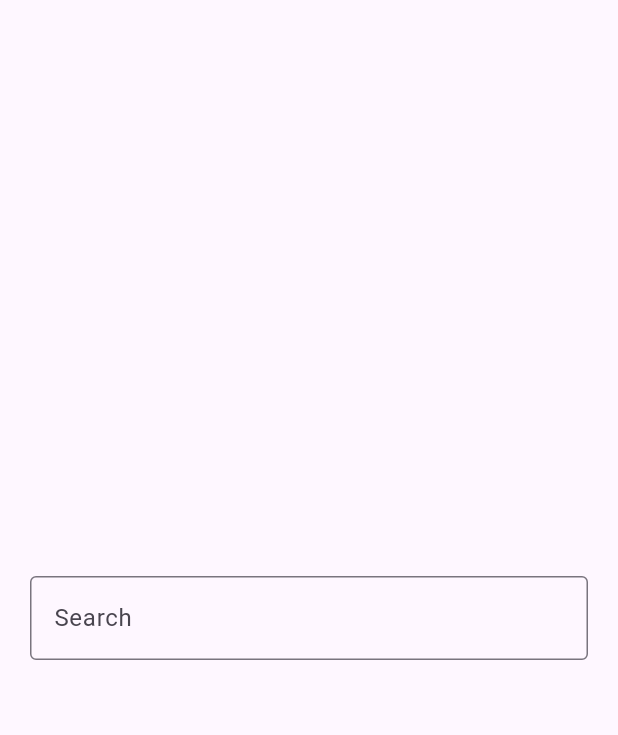
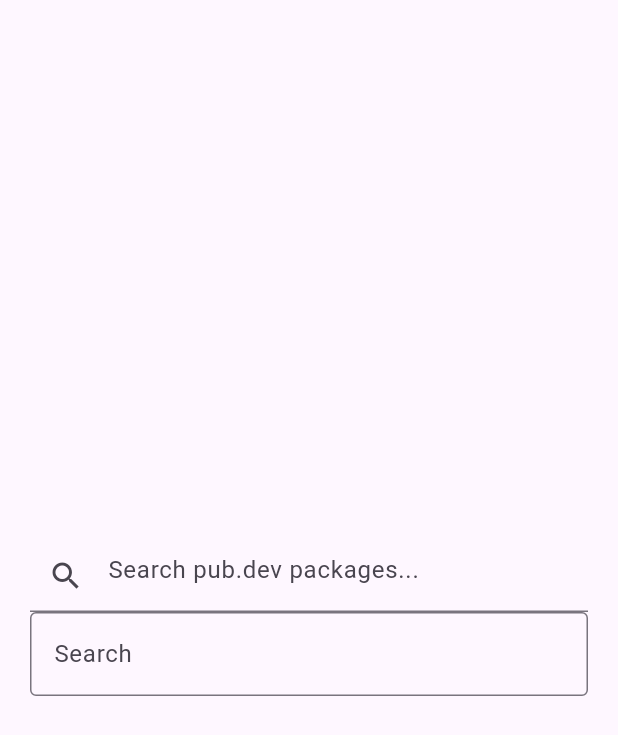
Before and after one commit to Yogi-7y/smart-text-field, a Flutter app: the HomeScreen screen opened directly, on a phone screen of 412 x 824 dp. Shown: the top 735 px of the screen. Run offline on Flutter 3.47's test engine with Material 3 defaults, Android fonts, the phone set to English and light mode, and no system bars; missing offline and left inert: flutter_portal.

Commit message:
feat(searchable_dropdown): example for async search provider

```diff
--- /dev/null
+++ b/example/lib/searchable_dropdown_field/async_search_example.dart
@@ -0,0 +1,103 @@
+import 'dart:convert';
+import 'dart:io';
+
+import 'package:flutter/material.dart';
+import 'package:smart_textfield/smart_textfield.dart';
+
+class AsyncSearchExample extends StatefulWidget {
+  const AsyncSearchExample({super.key});
+
+  @override
+  State<AsyncSearchExample> createState() => _AsyncSearchExampleState();
+}
+
+class _AsyncSearchExampleState extends State<AsyncSearchExample> {
+  late final _controller = TextEditingController();
+
+  final _searchSource = SearchSource<Package>(
+    provider: PubPackageSearchProvider(),
+    renderer: PackageSearchRenderer(),
+  );
+
+  @override
+  void dispose() {
+    _controller.dispose();
+    super.dispose();
+  }
+
+  @override
+  Widget build(BuildContext context) {
+    return SearchableDropdownField(
+      sources: [_searchSource],
+      controller: _controller,
+      textFormFieldBuilder: (context, controller) => TextFormField(
+        controller: controller,
+        decoration: const InputDecoration(
+          hintText: 'Search pub.dev packages...',
+          prefixIcon: Icon(Icons.search),
+        ),
+      ),
+    );
+  }
+}
+
+class PubPackageSearchProvider extends AsyncSearchProvider<Package> {
+  final _client = HttpClient();
+
+  @override
+  Future<SearchResults<Package>> query(Query text) async {
+    if (text.isEmpty) return [];
+
+    try {
+      final uri = Uri.parse('https://pub.dev/api/search?q=${Uri.encodeComponent(text)}');
+      final request = await _client.getUrl(uri);
+      final response = await request.close();
+
+      if (response.statusCode != 200)
+        throw Exception('Failed to search packages: ${response.statusCode}');
+
+      final jsonString = await response.transform(utf8.decoder).join();
+      final json = jsonDecode(jsonString) as Map<String, dynamic>;
+      final packages = (json['packages'] as List<Object?>)
+          .cast<Map<String, Object?>>()
+          .map(Package.fromJson)
+          .toList();
+
+      return packages;
+    } catch (e) {
+      debugPrint('Error searching packages: $e');
+      return [];
+    }
+  }
+}
+
+class PackageSearchRenderer extends SearchRenderer<Package> {
+  @override
+  Widget render(BuildContext context, Package item) {
+    return ListTile(
+      title: Text(item.name),
+    );
+  }
+}
+
+@immutable
+class Package implements Searchable {
+  const Package({required this.name});
+
+  factory Package.fromJson(Map<String, dynamic> json) =>
+      Package(name: json['package'] as String? ?? 'N/A');
+
+  final String name;
+
+  @override
+  String toString() => 'Package(name: $name)';
+
+  @override
+  bool operator ==(Object other) {
+    if (identical(this, other)) return true;
+    return other is Package && other.name == name;
+  }
+
+  @override
+  int get hashCode => name.hashCode;
+}
--- /dev/null
+++ b/example/lib/searchable_dropdown_field/searchable_dropdown_field.dart
@@ -0,0 +1,51 @@
+// Search Provider
+import 'package:flutter/material.dart';
+import 'package:smart_textfield/smart_textfield.dart';
+
+import 'async_search_example.dart';
+import 'sync_search_example.dart';
+
+void main() {
+  runApp(
+    const SmartTextFieldOverlay(
+      child: MaterialApp(
+        home: HomeScreen(),
+      ),
+    ),
+  );
+}
+
+class HomeScreen extends StatefulWidget {
+  const HomeScreen({super.key});
+
+  @override
+  State<HomeScreen> createState() => _HomeScreenState();
+}
+
+class _HomeScreenState extends State<HomeScreen> {
+  late final _controller = TextEditingController();
+
+  @override
+  void dispose() {
+    _controller.dispose();
+    super.dispose();
+  }
+
+  @override
+  Widget build(BuildContext context) {
+    return const Scaffold(
+      body: Padding(
+        padding: EdgeInsets.all(20),
+        child: Center(
+          child: Column(
+            mainAxisAlignment: MainAxisAlignment.center,
+            children: [
+              AsyncSearchExample(),
+              SyncSearchExample(),
+            ],
+          ),
+        ),
+      ),
+    );
+  }
+}
--- a/example/lib/searchable_dropdown_field.dart
+++ b/example/lib/searchable_dropdown_field/sync_search_example.dart
@@ -1,26 +1,22 @@
-// Search Provider
 import 'package:flutter/material.dart';
 import 'package:smart_textfield/smart_textfield.dart';
 
-void main() {
-  runApp(
-    const SmartTextFieldOverlay(
-      child: MaterialApp(
-        home: HomeScreen(),
-      ),
-    ),
-  );
+class SyncSearchExample extends StatefulWidget {
+  const SyncSearchExample({super.key});
+
+  @override
+  State<SyncSearchExample> createState() => _SyncSearchExampleState();
 }
 
-class HomeScreen extends StatefulWidget {
-  const HomeScreen({super.key});
+class _SyncSearchExampleState extends State<SyncSearchExample> {
+  late final _controller = TextEditingController();
 
-  @override
-  State<HomeScreen> createState() => _HomeScreenState();
-}
-
-class _HomeScreenState extends State<HomeScreen> {
-  late final _controller = TextEditingController();
+  final _sources = <SearchSource>[
+    SearchSource(
+      provider: CountrySearchProvider(items: countries),
+      renderer: CountrySearchRenderer(),
+    ),
+  ];
 
   @override
   void dispose() {
@@ -30,14 +26,7 @@ class _HomeScreenState extends State<HomeScreen> {
 
   @override
   Widget build(BuildContext context) {
-    return Scaffold(
-      body: Padding(
-        padding: const EdgeInsets.all(20),
-        child: Center(
-          child: Column(
-            mainAxisAlignment: MainAxisAlignment.center,
-            children: [
-              SearchableDropdownField(
+    return SearchableDropdownField(
       controller: _controller,
       sources: _sources,
       textFormFieldBuilder: (context, controller) => TextFormField(
@@ -45,11 +34,6 @@ class _HomeScreenState extends State<HomeScreen> {
         decoration: const InputDecoration(
           hintText: 'Search',
           border: OutlineInputBorder(),
-                  ),
-                ),
-              ),
-            ],
-          ),
         ),
       ),
     );
@@ -151,10 +135,3 @@ final countries = [
     gmtOffset: 9,
   ),
 ];
-
-final _sources = <SearchSource>[
-  SearchSource(
-    provider: CountrySearchProvider(items: countries),
-    renderer: CountrySearchRenderer(),
-  ),
-];
--- a/example/pubspec.yaml
+++ b/example/pubspec.yaml
@@ -11,6 +11,7 @@ dependencies:
   flutter:
     sdk: flutter
   intl: ^0.19.0
+  http: ^1.2.2
   smart_textfield:
     path: ..
 
```
Also changed, not shown: lib/src/module/searchable_dropdown_field/presentation/searchable_dropdown_field.dart (+5 -3 lines), lib/src/module/searchable_dropdown_field/presentation/state/search_results_notifier.dart (+11 -1 lines), example/pubspec.lock. Lines whose indentation alone changed are shown as unchanged.
